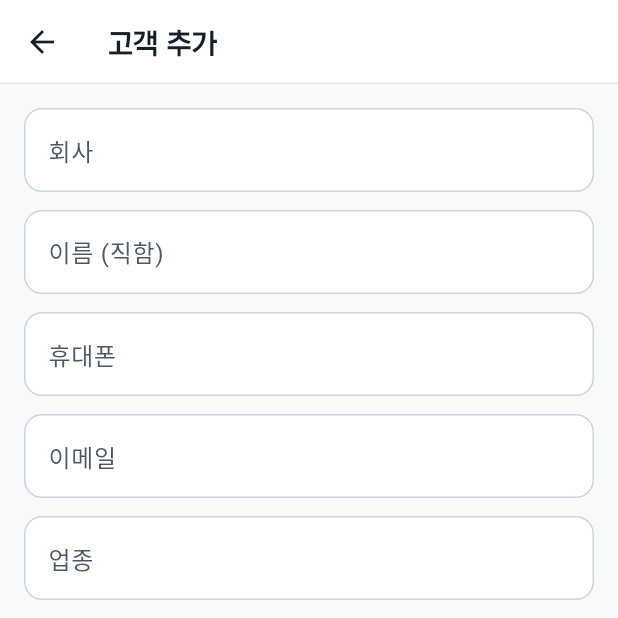
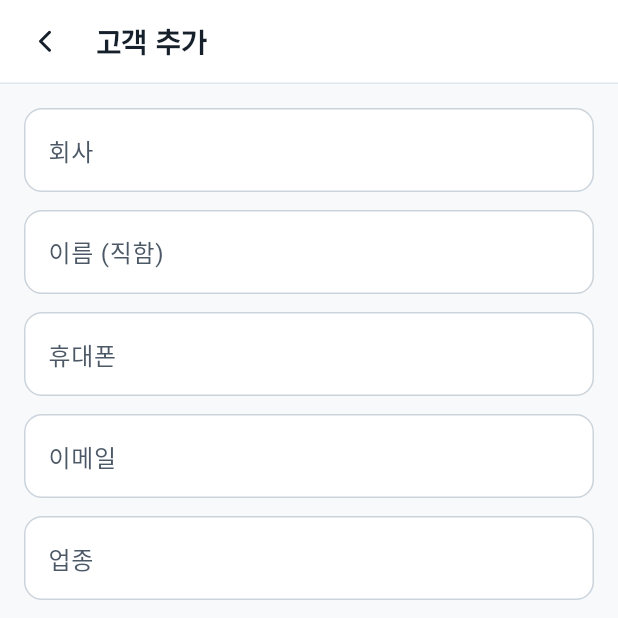
Before and after one commit to yahr/MyTechUncle, a Flutter app: the screen it shows after launch, item 2 of the bottom bar chosen, after a tap on "고객 추가", on a phone screen of 412 x 824 dp, the top half of it. Run offline on Flutter 3.47's test engine with Material 3 defaults, Android fonts, the phone set to English and light mode, and no system bars; our stand-ins replace lucide_icons_flutter, shared_preferences; network calls fail.

Commit message:
고문용 앱: 세무 앱(lightez-tax-app)과 같은 상단바·하단 탭·선 아이콘
- DsAppBar·DsTabBar·DsIconBtn(ds_bars.dart): 깃털 마크 또는 뒤로 + 에이투지체 제목, 44px 아이콘 버튼, 알약 없는 탭
- 아이콘을 lucide_icons_flutter 로(세무 앱과 같은 패키지), 눌림 효과 InkRipple
- FAB 대신 화면 안 버튼: 고객 탭 위 '고객 추가', 고객 상세 '상담 기록'(주 버튼)·'녹음 요약'
- 탭 화면 위 여백 16, 버전 1.0.0+6

```diff
--- a/app/lib/ds.dart
+++ b/app/lib/ds.dart
@@ -2,6 +2,8 @@
 // 값은 원본 저장소에서만 바꾸고 여기엔 옮겨 적기만 한다.
 // ponytail: 라이트만. 다크를 넣으려면 const 색을 쓰는 곳이 context 로 토큰을 받아야 한다.
 import 'package:flutter/material.dart';
+
+export 'package:lucide_icons_flutter/lucide_icons.dart'; // 세무 앱과 같은 선 아이콘
 
 const mint = Color(0xFF0FA08D), //       bg-brand
     mintHover = Color(0xFF0B7F70), //     bg-brand-hover
@@ -41,6 +43,7 @@ ThemeData dsTheme() {
   const btnSize = Size(64, 44); // .btn 40 이지만 눌리는 것은 44 이상
   return base.copyWith(
     scaffoldBackgroundColor: page,
+    splashFactory: InkRipple.splashFactory, // 세무 앱과 같은 눌림 효과
     textTheme: base.textTheme.copyWith(
       headlineSmall: const TextStyle(fontFamily: head, fontWeight: FontWeight.w700, fontSize: 22, height: 1.4, color: ink), // t3
       titleLarge: const TextStyle(fontFamily: head, fontWeight: FontWeight.w600, fontSize: 18, height: 1.45, color: ink), // t4
--- /dev/null
+++ b/app/lib/ds_bars.dart
@@ -0,0 +1,107 @@
+// 앱바 · 탭바 — 세무 앱(lightez-tax-app lib/widgets/ds_bars.dart)과 같은 모양. DS .appbar · .tabbar · .icon-btn.
+// 눌리는 것은 44×44, 앱바 56, 탭바 56 + 아랫 안전 영역.
+import 'package:flutter/material.dart';
+
+import 'ds.dart';
+
+class DsIconBtn extends StatelessWidget {
+  const DsIconBtn({super.key, required this.icon, required this.label, required this.onTap});
+  final IconData icon;
+  final String label;
+  final VoidCallback? onTap;
+
+  @override
+  Widget build(BuildContext context) => Semantics(
+        button: true,
+        label: label,
+        child: Tooltip(
+          message: label,
+          child: InkWell(
+            onTap: onTap,
+            borderRadius: BorderRadius.circular(12),
+            child: SizedBox(width: 44, height: 44, child: Center(child: Icon(icon, size: 24, color: ink))),
+          ),
+        ),
+      );
+}
+
+/// .appbar — 아래 1px 선, 왼쪽 깃털 마크(하위 화면은 뒤로), 제목(에이투지체 t4), 오른쪽 아이콘 버튼.
+class DsAppBar extends StatelessWidget implements PreferredSizeWidget {
+  const DsAppBar({super.key, this.title = '', this.back = true, this.actions = const []});
+  final String title;
+  final bool back;
+  final List<Widget> actions;
+
+  @override
+  Size get preferredSize => const Size.fromHeight(56);
+
+  @override
+  Widget build(BuildContext context) => Container(
+        decoration: const BoxDecoration(color: surface, border: Border(bottom: BorderSide(color: stroke))),
+        child: SafeArea(
+          bottom: false,
+          child: SizedBox(
+            height: 55,
+            child: Padding(
+              padding: const EdgeInsets.symmetric(horizontal: 8),
+              child: Row(children: [
+                if (back)
+                  DsIconBtn(icon: LucideIcons.chevronLeft, label: '뒤로', onTap: () => Navigator.of(context).maybePop())
+                else
+                  SizedBox(width: 44, height: 44, child: Center(child: Image.asset('assets/logo.png', width: 28, height: 28))),
+                const SizedBox(width: 4),
+                Expanded(
+                  child: Padding(
+                    padding: const EdgeInsets.symmetric(horizontal: 8),
+                    child: Text(title, maxLines: 1, overflow: TextOverflow.ellipsis,
+                        style: const TextStyle(fontFamily: head, fontSize: 18, fontWeight: FontWeight.w600, height: 1.45, color: ink)),
+                  ),
+                ),
+                ...actions,
+              ]),
+            ),
+          ),
+        ),
+      );
+}
+
+/// .tabbar — 위 1px 선, 흰 바탕, 선 아이콘 24 + 에이투지체 12. 현재 탭은 민트 글자 + 600, 알약 표시 없음.
+class DsTabBar extends StatelessWidget {
+  const DsTabBar({super.key, required this.items, required this.selected, required this.onSelected});
+  final List<(IconData, String)> items;
+  final int selected;
+  final ValueChanged<int> onSelected;
+
+  @override
+  Widget build(BuildContext context) => Container(
+        decoration: const BoxDecoration(color: surface, border: Border(top: BorderSide(color: stroke))),
+        child: SafeArea(
+          top: false,
+          child: Row(children: [
+            for (var i = 0; i < items.length; i++)
+              Expanded(
+                child: Semantics(
+                  button: true,
+                  selected: i == selected,
+                  label: items[i].$2,
+                  child: InkWell(
+                    onTap: () => onSelected(i),
+                    child: ConstrainedBox(
+                      constraints: const BoxConstraints(minHeight: 55),
+                      child: Column(mainAxisSize: MainAxisSize.min, mainAxisAlignment: MainAxisAlignment.center, children: [
+                        Icon(items[i].$1, size: 24, color: i == selected ? mintInk : ink2),
+                        const SizedBox(height: 2),
+                        ExcludeSemantics(
+                          child: Text(items[i].$2,
+                              style: TextStyle(fontFamily: head, fontSize: 12, height: 1.45,
+                                  color: i == selected ? mintInk : ink2, fontWeight: i == selected ? FontWeight.w600 : FontWeight.w500)),
+                        ),
+                      ]),
+                    ),
+                  ),
+                ),
+              ),
+          ]),
+        ),
+      );
+}
--- a/app/lib/main.dart
+++ b/app/lib/main.dart
@@ -3,6 +3,7 @@ import 'package:url_launcher/url_launcher.dart';
 
 import 'core.dart';
 import 'ds.dart';
+import 'ds_bars.dart';
 import 'screens.dart';
 import 'store.dart';
 
@@ -80,36 +81,22 @@ class _HomeState extends State<Home> with WidgetsBindingObserver {
   Widget build(BuildContext context) => ListenableBuilder(
         listenable: store,
         builder: (context, _) => Scaffold(
-          appBar: AppBar(
-            title: const Text('기술고문 노트'),
-            actions: [
-              if (store.loading) const Padding(padding: EdgeInsets.all(16), child: SizedBox(width: 20, height: 20, child: CircularProgressIndicator(strokeWidth: 2))),
-              IconButton(tooltip: '새로 불러오기', onPressed: store.refresh, icon: const Icon(Icons.refresh)),
-            ],
-          ),
+          appBar: DsAppBar(title: '기술고문 노트', back: false, actions: [
+            if (store.loading) const SizedBox(width: 44, height: 44, child: Center(child: SizedBox(width: 20, height: 20, child: CircularProgressIndicator(strokeWidth: 2)))),
+            DsIconBtn(icon: LucideIcons.refreshCw, label: '새로 불러오기', onTap: store.refresh),
+          ]),
           body: Column(children: [
+            const SizedBox(height: 16), // 세무 앱처럼 상단바 아래 16
             if (perms.isNotEmpty && !cardReady) _PermBanner(perms: perms, onChanged: _onResume),
             if (store.error != null)
               Padding(padding: const EdgeInsets.fromLTRB(16, 0, 16, 8), child: Text(store.error!, style: const TextStyle(color: danger, fontSize: 13))),
             Expanded(child: switch (tab) { 0 => ApplicationsTab(), 1 => CustomersTab(), _ => IssuesTab() }), // const 를 쓰면 store 가 바뀌어도 다시 안 그려진다
           ]),
-          floatingActionButton: tab == 1
-              ? FloatingActionButton.extended(
-                  onPressed: () => Navigator.of(context).push(MaterialPageRoute(builder: (_) => const CustomerForm())),
-                  icon: const Icon(Icons.person_add_alt),
-                  label: const Text('고객 추가'))
-              : null,
-          bottomNavigationBar: DecoratedBox(
-            decoration: const BoxDecoration(border: Border(top: BorderSide(color: stroke))),
-            child: NavigationBar(
-            selectedIndex: tab,
-            onDestinationSelected: (i) => setState(() => tab = i),
-            destinations: const [
-              NavigationDestination(icon: Icon(Icons.inbox_outlined), label: '신청'),
-              NavigationDestination(icon: Icon(Icons.people_outline), label: '고객'),
-              NavigationDestination(icon: Icon(Icons.task_alt_outlined), label: '이슈'),
-            ],
-          )),
+          bottomNavigationBar: DsTabBar(
+            selected: tab,
+            onSelected: (i) => setState(() => tab = i),
+            items: const [(LucideIcons.inbox, '신청'), (LucideIcons.users, '고객'), (LucideIcons.listChecks, '이슈')],
+          ),
         ),
       );
 }
--- a/app/lib/summary.dart
+++ b/app/lib/summary.dart
@@ -10,6 +10,7 @@ import 'package:http/http.dart' as http;
 
 import 'core.dart';
 import 'ds.dart';
+import 'ds_bars.dart';
 import 'screens.dart';
 import 'store.dart';
 
@@ -165,7 +166,7 @@ class _RecordingPickerPageState extends State<RecordingPickerPage> with WidgetsB
         child: ListTile(
           title: Text(_when(r)),
           subtitle: Text('${r['name']}', maxLines: 2, overflow: TextOverflow.ellipsis),
-          trailing: const Icon(Icons.chevron_right),
+          trailing: const Icon(LucideIcons.chevronRight),
           onTap: () => _pick(r),
         ),
       );
@@ -205,6 +206,6 @@ class _RecordingPickerPageState extends State<RecordingPickerPage> with WidgetsB
         if (others.isNotEmpty) ...[_head('최근 녹음'), for (final r in others) ...[_tile(r), const SizedBox(height: 8)]],
       ]);
     }
-    return Scaffold(appBar: AppBar(title: Text('녹음 요약 · ${c['name'] ?? ''}')), body: body);
+    return Scaffold(appBar: DsAppBar(title: '녹음 요약 · ${c['name'] ?? ''}'), body: body);
   }
 }
--- a/app/pubspec.yaml
+++ b/app/pubspec.yaml
@@ -16,7 +16,7 @@ publish_to: 'none' # Remove this line if you wish to publish to pub.dev
 # https://developer.apple.com/library/archive/documentation/General/Reference/InfoPlistKeyReference/Articles/CoreFoundationKeys.html
 # In Windows, build-name is used as the major, minor, and patch parts
 # of the product and file versions while build-number is used as the build suffix.
-version: 1.0.0+5
+version: 1.0.0+6
 
 environment:
   sdk: ^3.11.5
@@ -37,6 +37,7 @@ dependencies:
   http: ^1.6.0
   shared_preferences: ^2.5.5
   url_launcher: ^6.3.3
+  lucide_icons_flutter: ^4.0.3 # 세무 앱(lightez-tax-app)과 같은 선 아이콘
 
 dev_dependencies:
   flutter_test:
@@ -54,6 +55,8 @@ dev_dependencies:
 
 # The following section is specific to Flutter packages.
 flutter:
+  assets:
+    - assets/logo.png # 가볍지이지 깃털 마크(세무 앱과 같은 파일)
   fonts:
     - family: A2z # 에이투지체(OFL) — 제목 전용
       fonts:
```
Also changed, not shown: app/lib/screens.dart (+33 -25 lines), app/assets/logo.png (added), app/pubspec.lock.
